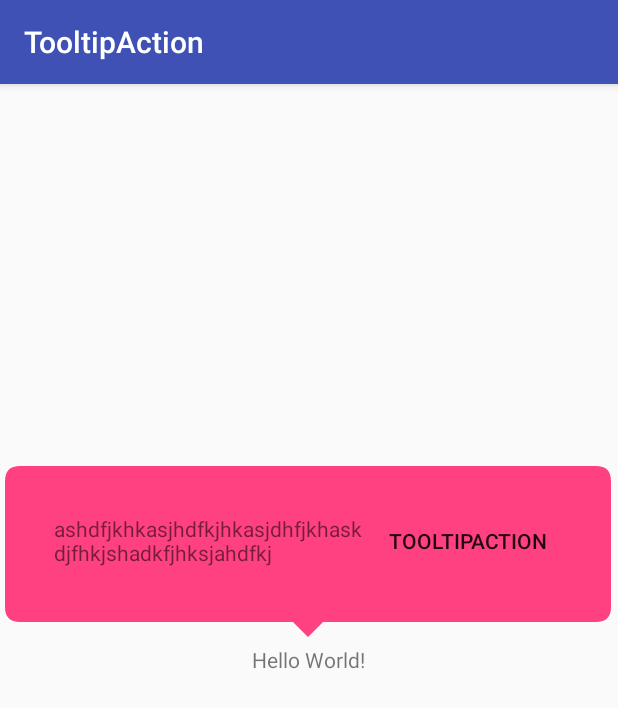
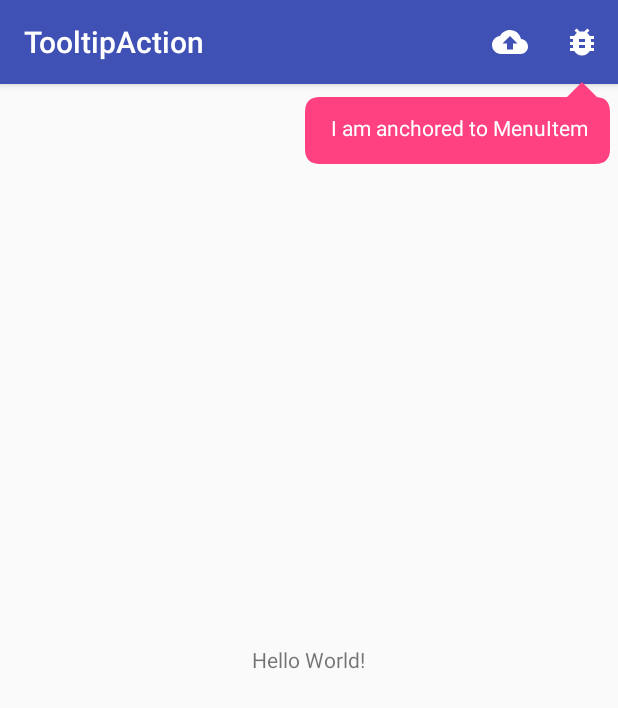
Before and after one commit to kostasdrakonakis/tooltip_action, an Android app: the screen it shows after launch (MainActivity), on a phone screen of 412 x 824 dp. Shown: the top 708 px of the screen. Run offline under Robolectric (Android 15) with nearby library versions, the phone set to English and light mode, and no system bars.

Commit message:
Added functionality
+ setMaxLines, setMinLines, setMaxWidth, setMovementMethod, setTypeFace, setTextColor, setArrowHeight

```diff
--- a/app/src/main/java/com/example/tooltip/MainActivity.java
+++ b/app/src/main/java/com/example/tooltip/MainActivity.java
@@ -1,9 +1,10 @@
 package com.example.tooltip;
 
 import android.os.Bundle;
+import android.os.Handler;
 import android.support.v7.app.AppCompatActivity;
+import android.view.Menu;
 import android.view.View;
-import android.widget.Toast;
 
 import com.github.kostasdrakonakis.ActionTooltip;
 import com.github.kostasdrakonakis.android.views.TooltipActionView;
@@ -11,30 +12,12 @@ import com.github.kostasdrakonakis.enums.TooltipPosition;
 
 public class MainActivity extends AppCompatActivity {
 
+    private TooltipActionView tooltipActionView;
+
     @Override
     protected void onCreate(Bundle savedInstanceState) {
         super.onCreate(savedInstanceState);
         setContentView(R.layout.activity_main);
-
-        View view = getLayoutInflater().inflate(R.layout.tooltip_view, null);
-        final TooltipActionView tooltipActionView =
-                ActionTooltip.anchorAt(this, findViewById(R.id.hello_world))
-                        .padding(100, 100, 100, 100)
-                        .setPositionTo(TooltipPosition.TOP)
-                        .setForeverVisible(true)
-                        .setCustomView(view).show();
-
-        view.findViewById(R.id.button).setOnClickListener(new View.OnClickListener() {
-            @Override
-            public void onClick(View v) {
-                Toast.makeText(
-                        MainActivity.this,
-                        "Button inside tooltip clicked",
-                        Toast.LENGTH_SHORT)
-                        .show();
-                tooltipActionView.hide();
-            }
-        });
 
         findViewById(R.id.hello_world).setOnClickListener(new View.OnClickListener() {
             @Override
@@ -43,4 +26,23 @@ public class MainActivity extends AppCompatActivity {
             }
         });
     }
+
+    @Override
+    public boolean onCreateOptionsMenu(Menu menu) {
+        getMenuInflater().inflate(R.menu.sample_menu, menu);
+        new Handler().post(new Runnable() {
+            @Override
+            public void run() {
+                View view = findViewById(R.id.action_item2);
+
+                tooltipActionView = ActionTooltip.anchorAt(MainActivity.this, view)
+                        .setPadding(50, 50, 50, 50)
+                        .setPositionTo(TooltipPosition.BOTTOM)
+                        .setForeverVisible(true)
+                        .setText("I am anchored to MenuItem")
+                        .show();
+            }
+        });
+        return true;
+    }
 }
--- /dev/null
+++ b/app/src/main/res/drawable/ic_backup_white_24dp.xml
@@ -0,0 +1,4 @@
+<?xml version="1.0" encoding="UTF-8" standalone="no"?>
+<vector xmlns:android="http://schemas.android.com/apk/res/android" android:height="24dp" android:viewportHeight="24.0" android:viewportWidth="24.0" android:width="24dp">
+    <path android:fillColor="#FFFFFF" android:pathData="M19.35,10.04C18.67,6.59 15.64,4 12,4 9.11,4 6.6,5.64 5.35,8.04 2.34,8.36 0,10.91 0,14c0,3.31 2.69,6 6,6h13c2.76,0 5,-2.24 5,-5 0,-2.64 -2.05,-4.78 -4.65,-4.96zM14,13v4h-4v-4H7l5,-5 5,5h-3z"/>
+</vector>
--- /dev/null
+++ b/app/src/main/res/drawable/ic_bug_report_white_24dp.xml
@@ -0,0 +1,4 @@
+<?xml version="1.0" encoding="UTF-8" standalone="no"?>
+<vector xmlns:android="http://schemas.android.com/apk/res/android" android:height="24dp" android:viewportHeight="24.0" android:viewportWidth="24.0" android:width="24dp">
+    <path android:fillColor="#FFFFFF" android:pathData="M20,8h-2.81c-0.45,-0.78 -1.07,-1.45 -1.82,-1.96L17,4.41 15.59,3l-2.17,2.17C12.96,5.06 12.49,5 12,5c-0.49,0 -0.96,0.06 -1.41,0.17L8.41,3 7,4.41l1.62,1.63C7.88,6.55 7.26,7.22 6.81,8L4,8v2h2.09c-0.05,0.33 -0.09,0.66 -0.09,1v1L4,12v2h2v1c0,0.34 0.04,0.67 0.09,1L4,16v2h2.81c1.04,1.79 2.97,3 5.19,3s4.15,-1.21 5.19,-3L20,18v-2h-2.09c0.05,-0.33 0.09,-0.66 0.09,-1v-1h2v-2h-2v-1c0,-0.34 -0.04,-0.67 -0.09,-1L20,10L20,8zM14,16h-4v-2h4v2zM14,12h-4v-2h4v2z"/>
+</vector>
--- /dev/null
+++ b/app/src/main/res/menu/sample_menu.xml
@@ -0,0 +1,15 @@
+<?xml version="1.0" encoding="utf-8"?>
+<menu xmlns:android="http://schemas.android.com/apk/res/android"
+    xmlns:app="http://schemas.android.com/apk/res-auto">
+    <item
+        android:id="@+id/action_item1"
+        android:icon="@drawable/ic_backup_white_24dp"
+        android:title="@string/action_one"
+        app:showAsAction="ifRoom" />
+    <item
+        android:id="@+id/action_item2"
+        android:icon="@drawable/ic_bug_report_white_24dp"
+        android:title="@string/action_two"
+        app:showAsAction="ifRoom" />
+
+</menu>
--- /dev/null
+++ b/app/src/main/res/values/integer.xml
@@ -0,0 +1,4 @@
+<?xml version="1.0" encoding="utf-8"?>
+<resources>
+    <integer name="my_int">150</integer>
+</resources>
--- a/app/src/main/res/values/strings.xml
+++ b/app/src/main/res/values/strings.xml
@@ -1,3 +1,5 @@
 <resources>
     <string name="app_name">TooltipAction</string>
+    <string name="action_one">Action 1</string>
+    <string name="action_two">Action 2</string>
 </resources>
--- a/gradle.properties
+++ b/gradle.properties
@@ -15,7 +15,7 @@ org.gradle.jvmargs=-Xmx1536m
 # This option should only be used with decoupled projects. More details, visit
 # http://www.gradle.org/docs/current/userguide/multi_project_builds.html#sec:decoupled_projects
 # org.gradle.parallel=true
-libraryVersion = 1.0.0
+libraryVersion = 1.1.0
 libraryName = ActionTooltip
 libraryDescription = A custom Tooltip view that allows custom layout and actions.
 publishedGroupId = com.github.kostasdrakonakis
--- a/tooltip-action/build.gradle
+++ b/tooltip-action/build.gradle
@@ -7,7 +7,7 @@ android {
         minSdkVersion 15
         targetSdkVersion 26
         versionCode 1
-        versionName "1.0"
+        versionName libraryVersion
     }
 
     buildTypes {
```
Also changed, not shown: tooltip-action/src/main/java/com/github/kostasdrakonakis/ActionTooltip.java (+70 -15 lines), tooltip-action/src/main/java/com/github/kostasdrakonakis/android/views/TooltipActionView.java (+95 -20 lines), 3 other files.
